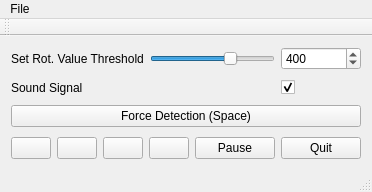
The window that mainwindow.ui (ValerioB88/Qt_HeadTiltingDetection) describes before a commit, drawn with Qt 5.
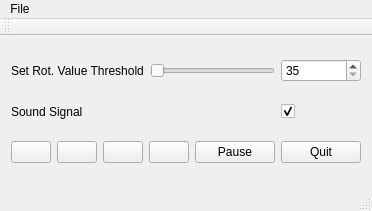
The same window after the commit. Icons and pictures are not drawn.

Diff of the .ui file:
```diff
--- a/mainwindow.ui
+++ b/mainwindow.ui
@@ -6,8 +6,8 @@
    <rect>
     <x>0</x>
     <y>0</y>
-    <width>318</width>
-    <height>188</height>
+    <width>362</width>
+    <height>211</height>
    </rect>
   </property>
   <property name="windowTitle">
@@ -23,7 +23,7 @@
       <property name="verticalSpacing">
        <number>10</number>
       </property>
-      <item row="3" column="1">
+      <item row="2" column="1">
        <layout class="QVBoxLayout" name="verticalLayout_2">
         <item>
          <widget class="QPushButton" name="btnQuit">
@@ -45,11 +45,17 @@
         </item>
         <item>
          <widget class="QSlider" name="sldThresohld">
+          <property name="minimum">
+           <number>35</number>
+          </property>
           <property name="maximum">
-           <number>600</number>
+           <number>60</number>
+          </property>
+          <property name="pageStep">
+           <number>20</number>
           </property>
           <property name="value">
-           <number>400</number>
+           <number>35</number>
           </property>
           <property name="orientation">
            <enum>Qt::Horizontal</enum>
@@ -60,11 +66,17 @@
       </item>
       <item row="0" column="1">
        <widget class="QSpinBox" name="spinBox">
+        <property name="minimum">
+         <number>35</number>
+        </property>
         <property name="maximum">
-         <number>600</number>
+         <number>60</number>
+        </property>
+        <property name="singleStep">
+         <number>5</number>
         </property>
         <property name="value">
-         <number>400</number>
+         <number>35</number>
         </property>
        </widget>
       </item>
@@ -85,14 +97,7 @@
         </property>
        </widget>
       </item>
-      <item row="2" column="0" colspan="2">
-       <widget class="QPushButton" name="btnForceDet">
-        <property name="text">
-         <string>Force Detection (Space)</string>
-        </property>
-       </widget>
-      </item>
-      <item row="3" column="0">
+      <item row="2" column="0">
        <layout class="QHBoxLayout" name="horizontalLayout_4">
         <item>
          <layout class="QHBoxLayout" name="horizontalLayout_5">
```
Left out of the diff: 24 changed lines with no effect on the pictures.
